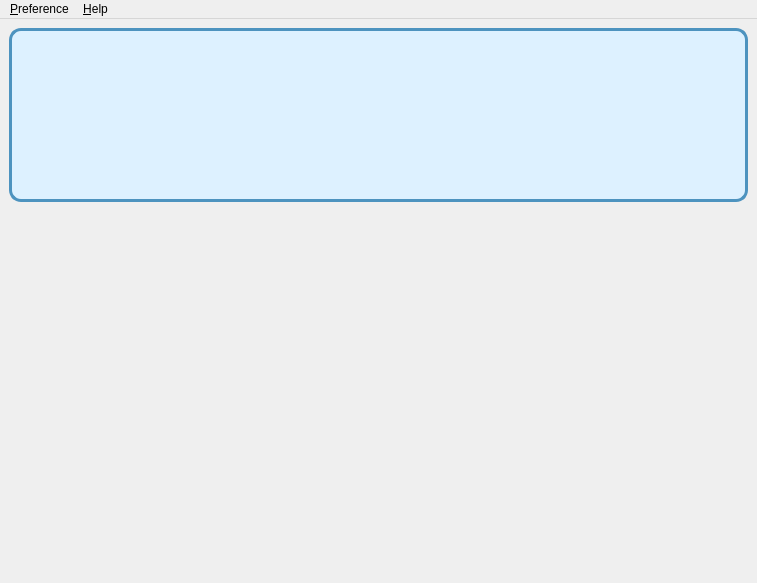
shine5402/KiraOtoToolbox, file src/mainwindow.ui: the form before one commit.
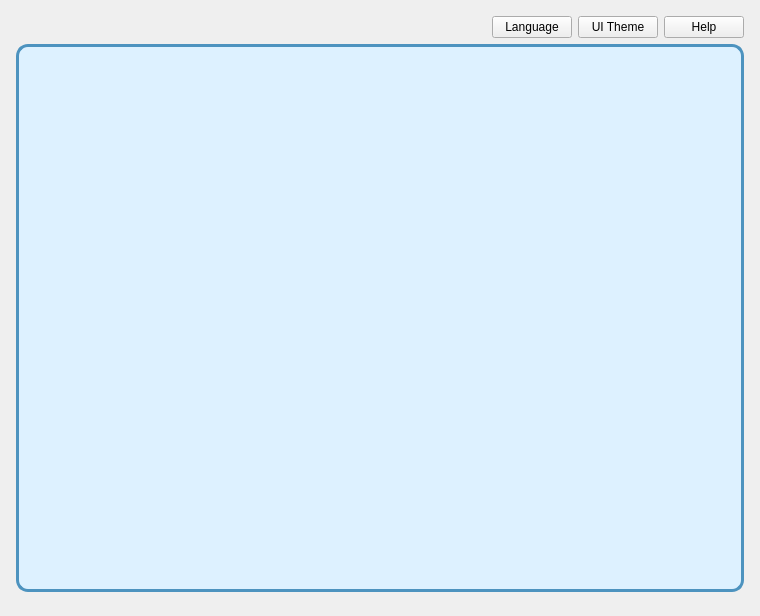
The form after the commit. Icons and pictures are not drawn.

Patch:
```diff
--- a/src/mainwindow.ui
+++ b/src/mainwindow.ui
@@ -6,10 +6,16 @@
    <rect>
     <x>0</x>
     <y>0</y>
-    <width>757</width>
-    <height>583</height>
+    <width>760</width>
+    <height>616</height>
    </rect>
   </property>
+  <property name="minimumSize">
+   <size>
+    <width>650</width>
+    <height>350</height>
+   </size>
+  </property>
   <widget class="QWidget" name="centralwidget">
    <layout class="QVBoxLayout" name="verticalLayout" stretch="0">
     <property name="leftMargin">
@@ -37,11 +43,78 @@
         <rect>
          <x>0</x>
          <y>0</y>
-         <width>757</width>
-         <height>559</height>
+         <width>760</width>
+         <height>616</height>
         </rect>
        </property>
-       <layout class="QVBoxLayout" name="verticalLayout_2">
+       <layout class="QVBoxLayout" name="verticalLayout_2" stretch="0,0,1">
+        <property name="leftMargin">
+         <number>16</number>
+        </property>
+        <property name="topMargin">
+         <number>16</number>
+        </property>
+        <property name="rightMargin">
+         <number>16</number>
+        </property>
+        <property name="bottomMargin">
+         <number>16</number>
+        </property>
+        <item>
+         <layout class="QHBoxLayout" name="horizontalLayout_2">
+          <item>
+           <widget class="QLabel" name="logoLabel">
+            <property name="text">
+             <string/>
+            </property>
+            <property name="pixmap">
+             <pixmap resource="resources/logo/logo.qrc">:/logo/light</pixmap>
+            </property>
+           </widget>
+          </item>
+          <item>
+           <spacer name="horizontalSpacer">
+            <property name="orientation">
+             <enum>Qt::Horizontal</enum>
+            </property>
+            <property name="sizeHint" stdset="0">
+             <size>
+              <width>40</width>
+              <height>20</height>
+             </size>
+            </property>
+           </spacer>
+          </item>
+          <item>
+           <widget class="QLabel" name="versionLabel">
+            <property name="text">
+             <string/>
+            </property>
+           </widget>
+          </item>
+          <item>
+           <widget class="QPushButton" name="langButton">
+            <property name="text">
+             <string>Language</string>
+            </property>
+           </widget>
+          </item>
+          <item>
+           <widget class="QPushButton" name="uiThemeButton">
+            <property name="text">
+             <string>UI Theme</string>
+            </property>
+           </widget>
+          </item>
+          <item>
+           <widget class="QPushButton" name="helpButton">
+            <property name="text">
+             <string>Help</string>
+            </property>
+           </widget>
+          </item>
+         </layout>
+        </item>
         <item>
          <widget class="QFrame" name="argInfoBlock">
           <property name="styleSheet">
@@ -132,95 +205,15 @@
           </layout>
          </widget>
         </item>
-        <item>
-         <spacer name="verticalSpacer_2">
-          <property name="orientation">
-           <enum>Qt::Vertical</enum>
-          </property>
-          <property name="sizeHint" stdset="0">
-           <size>
-            <width>20</width>
-            <height>0</height>
-           </size>
-          </property>
-         </spacer>
-        </item>
         <item>
          <layout class="QVBoxLayout" name="toolLayout"/>
         </item>
-        <item>
-         <spacer name="verticalSpacer">
-          <property name="orientation">
-           <enum>Qt::Vertical</enum>
-          </property>
-          <property name="sizeHint" stdset="0">
-           <size>
-            <width>20</width>
-            <height>0</height>
-           </size>
-          </property>
-         </spacer>
-        </item>
        </layout>
       </widget>
      </widget>
     </item>
    </layout>
   </widget>
-  <widget class="QMenuBar" name="menubar">
-   <property name="geometry">
-    <rect>
-     <x>0</x>
-     <y>0</y>
-     <width>757</width>
-     <height>24</height>
-    </rect>
-   </property>
-   <widget class="QMenu" name="menu_Preference">
-    <property name="title">
-     <string>&amp;Preference</string>
-    </property>
-   </widget>
-   <widget class="QMenu" name="menu_Help">
-    <property name="title">
-     <string>&amp;Help</string>
-    </property>
-    <addaction name="actionAbout"/>
-    <addaction name="actionAbout_Qt"/>
-    <addaction name="separator"/>
-    <addaction name="actionUpdate"/>
-    <addaction name="actionSend_feedback"/>
-    <addaction name="separator"/>
-    <addaction name="actionDonate"/>
-   </widget>
-   <addaction name="menu_Preference"/>
-   <addaction name="menu_Help"/>
-  </widget>
-  <action name="actionAbout">
-   <property name="text">
-    <string>About</string>
-   </property>
-  </action>
-  <action name="actionAbout_Qt">
-   <property name="text">
-    <string>About Qt</string>
-   </property>
-  </action>
-  <action name="actionDonate">
-   <property name="text">
-    <string>Donate</string>
-   </property>
-  </action>
-  <action name="actionUpdate">
-   <property name="text">
-    <string>Get update</string>
-   </property>
-  </action>
-  <action name="actionSend_feedback">
-   <property name="text">
-    <string>Provide feedback</string>
-   </property>
-  </action>
  </widget>
  <resources>
   <include location="resources/icon/icon.qrc"/>
```
Left out of the diff: 1 changed line with no effect on the pictures.
